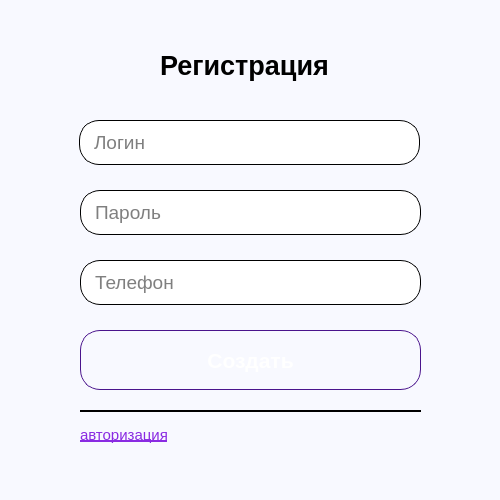
1pavesh1/QtSocialNetwork, file ClientSocialNetwork/RegWindow.ui: the form before one commit.
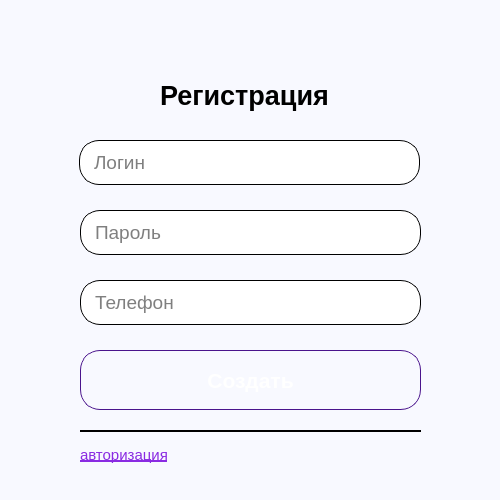
The form after the commit. Icons and pictures are not drawn.

```diff
--- a/ClientSocialNetwork/RegWindow.ui
+++ b/ClientSocialNetwork/RegWindow.ui
@@ -36,7 +36,7 @@
    <property name="geometry">
     <rect>
      <x>80</x>
-     <y>410</y>
+     <y>430</y>
      <width>341</width>
      <height>2</height>
     </rect>
@@ -55,7 +55,7 @@
    <property name="geometry">
     <rect>
      <x>370</x>
-     <y>195</y>
+     <y>215</y>
      <width>35</width>
      <height>35</height>
     </rect>
@@ -90,7 +90,7 @@
    <property name="geometry">
     <rect>
      <x>80</x>
-     <y>420</y>
+     <y>440</y>
      <width>111</width>
      <height>29</height>
     </rect>
@@ -124,7 +124,7 @@
    <property name="geometry">
     <rect>
      <x>79</x>
-     <y>120</y>
+     <y>140</y>
      <width>341</width>
      <height>45</height>
     </rect>
@@ -159,7 +159,7 @@
    <property name="geometry">
     <rect>
      <x>80</x>
-     <y>330</y>
+     <y>350</y>
      <width>341</width>
      <height>60</height>
     </rect>
@@ -216,7 +216,7 @@
    <property name="geometry">
     <rect>
      <x>80</x>
-     <y>260</y>
+     <y>280</y>
      <width>341</width>
      <height>45</height>
     </rect>
@@ -251,7 +251,7 @@
    <property name="geometry">
     <rect>
      <x>80</x>
-     <y>190</y>
+     <y>210</y>
      <width>341</width>
      <height>45</height>
     </rect>
@@ -289,7 +289,7 @@
    <property name="geometry">
     <rect>
      <x>370</x>
-     <y>195</y>
+     <y>215</y>
      <width>35</width>
      <height>35</height>
     </rect>
@@ -324,7 +324,7 @@
    <property name="geometry">
     <rect>
      <x>160</x>
-     <y>40</y>
+     <y>70</y>
      <width>220</width>
      <height>50</height>
     </rect>
```
